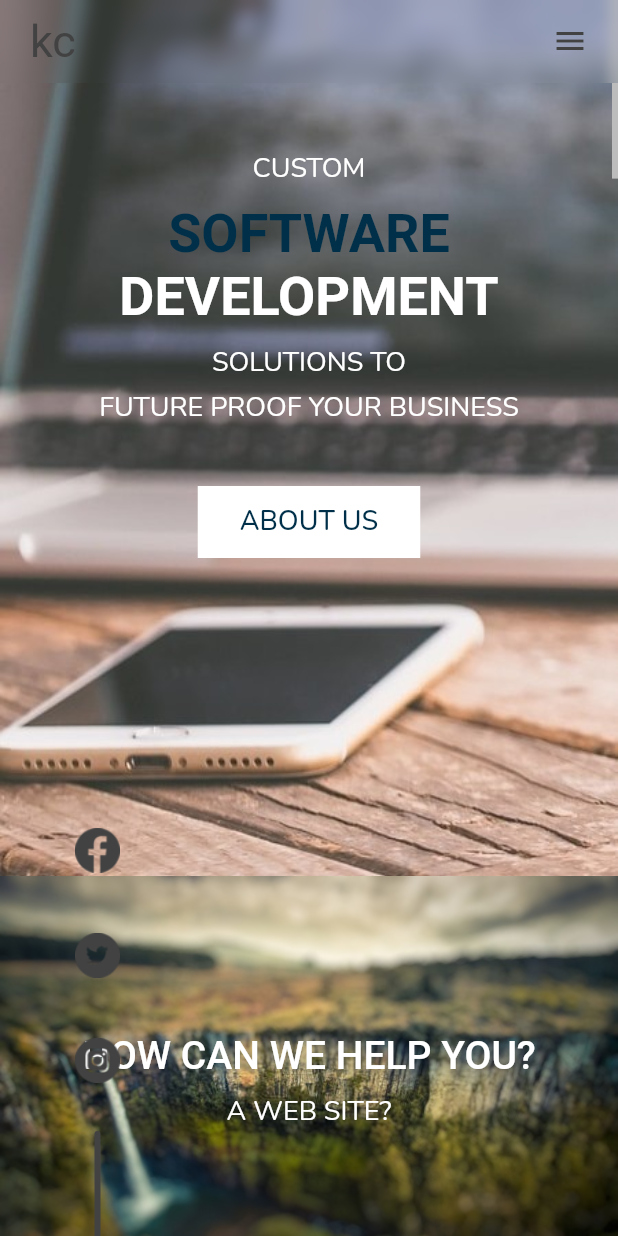
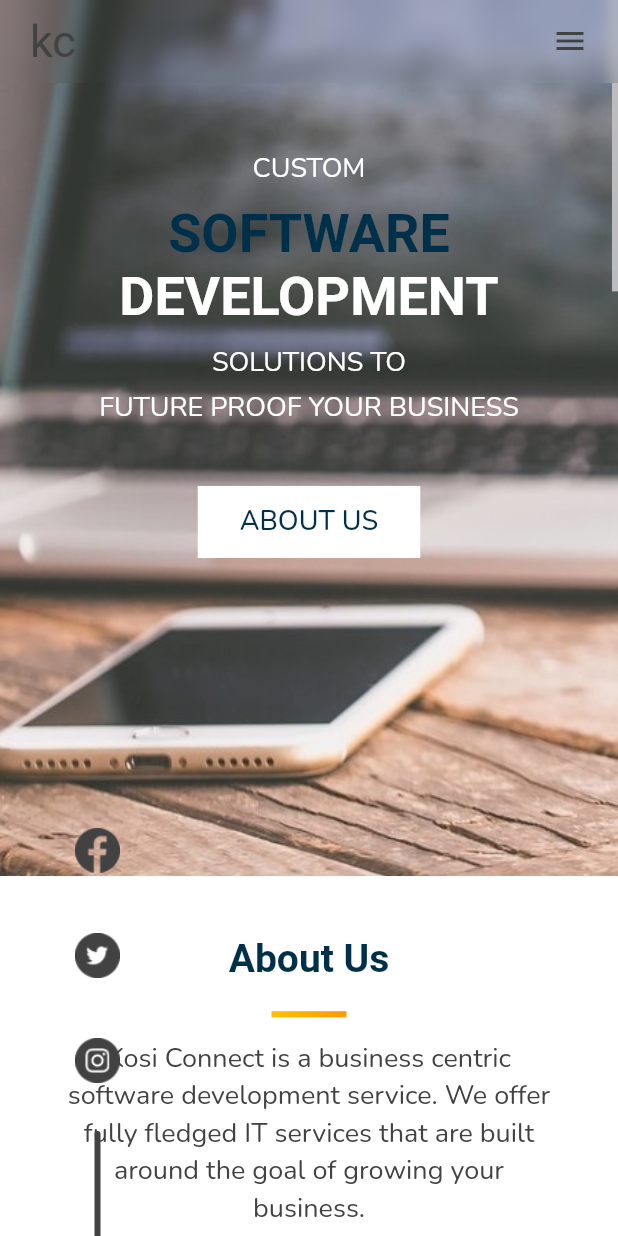
Before and after one commit to ryanemm/kosi_connect, a Flutter app: the LargeScreen screen opened directly, on a phone screen of 412 x 824 dp. Run offline on Flutter 3.47's test engine with Material 2 defaults, Android fonts, the phone set to English and light mode, and no system bars; drawn by our look-alikes of animated_text_kit; our stand-ins replace google_fonts, outline_gradient_button, responsive_framework; missing offline and left inert: assorted_layout_widgets, shape_of_view.

Commit message:
desktop about section

```diff
--- /dev/null
+++ b/lib/Sections/AboutSection/Layouts/mobile_about.dart
@@ -0,0 +1,65 @@
+import 'package:flutter/material.dart';
+import 'package:google_fonts/google_fonts.dart';
+import 'package:kosi_connect/Components/accent_bar_mobile.dart';
+
+class MobileAbout extends StatelessWidget {
+  const MobileAbout({Key? key}) : super(key: key);
+
+  @override
+  Widget build(BuildContext context) {
+    return Container(
+      color: Colors.white,
+      padding: const EdgeInsets.symmetric(vertical: 40, horizontal: 40),
+      child: Column(
+        crossAxisAlignment: CrossAxisAlignment.center,
+        children: [
+          Text(
+            "About Us",
+            textAlign: TextAlign.center,
+            style: GoogleFonts.novaRound(
+              fontSize: 26,
+              fontWeight: FontWeight.w600,
+              color: Color(0xFF003049),
+            ),
+          ),
+          SizedBox(height: 20),
+          AccentBarMobile(),
+          SizedBox(height: 15),
+          Text(
+            "Kosi Connect is a business centric software development service. We offer fully fledged IT services that are built around the goal of growing your business.",
+            style: GoogleFonts.nunito(
+                fontSize: 18,
+                color: Colors.grey[800],
+                fontWeight: FontWeight.w400),
+            textAlign: TextAlign.center,
+          ),
+          SizedBox(height: 15),
+          AccentBarMobile(),
+          SizedBox(height: 50),
+          Text(
+            "Our Mission",
+            style: GoogleFonts.novaRound(
+              fontSize: 26,
+              fontWeight: FontWeight.w600,
+              color: Color(0xFF003049),
+            ),
+          ),
+          SizedBox(height: 20),
+          AccentBarMobile(),
+          SizedBox(height: 15),
+          Text(
+            "We strive to deliver services and products of the highest standard to achieve the ultimate goal of making your business better. Our solutions are built on three principles; efficiency, quality and simplicity.",
+            style: GoogleFonts.nunito(
+              fontSize: 18,
+              color: Colors.grey[800],
+              fontWeight: FontWeight.w400,
+            ),
+            textAlign: TextAlign.center,
+          ),
+          SizedBox(height: 15),
+          AccentBarMobile(),
+        ],
+      ),
+    );
+  }
+}
--- a/lib/Sections/AboutSection/about_section.dart
+++ b/lib/Sections/AboutSection/about_section.dart
@@ -2,64 +2,17 @@ import "package:flutter/material.dart";
 import 'package:kosi_connect/Components/accent_bar_mobile.dart';
 import "package:assorted_layout_widgets/assorted_layout_widgets.dart";
 import 'package:google_fonts/google_fonts.dart';
+import 'package:kosi_connect/Sections/AboutSection/Layouts/desktop_about.dart';
+import 'package:kosi_connect/Sections/AboutSection/Layouts/mobile_about.dart';
+import 'package:kosi_connect/utils/responsiveLayout.dart';
 
 class AboutSection extends StatelessWidget {
   @override
   Widget build(BuildContext context) {
     Size _screenSize = MediaQuery.of(context).size;
-    return Box(
-      color: Colors.white,
-      padding: const EdgeInsets.symmetric(vertical: 40, horizontal: 40),
-      child: Column(
-        crossAxisAlignment: CrossAxisAlignment.center,
-        children: [
-          Text(
-            "About Us",
-            textAlign: TextAlign.center,
-            style: GoogleFonts.novaRound(
-              fontSize: 26,
-              fontWeight: FontWeight.w600,
-              color: Color(0xFF003049),
-            ),
-          ),
-          SizedBox(height: 20),
-          AccentBarMobile(),
-          SizedBox(height: 15),
-          Text(
-            "Kosi Connect is a business centric software development service. We offer fully fledged IT services that are built around the goal of growing your business.",
-            style: GoogleFonts.nunito(
-                fontSize: 18,
-                color: Colors.grey[800],
-                fontWeight: FontWeight.w400),
-            textAlign: TextAlign.center,
-          ),
-          SizedBox(height: 15),
-          AccentBarMobile(),
-          SizedBox(height: 50),
-          Text(
-            "Our Mission",
-            style: GoogleFonts.novaRound(
-              fontSize: 26,
-              fontWeight: FontWeight.w600,
-              color: Color(0xFF003049),
-            ),
-          ),
-          SizedBox(height: 20),
-          AccentBarMobile(),
-          SizedBox(height: 15),
-          Text(
-            "We strive to deliver services and products of the highest standard to achieve the ultimate goal of making your business better. Our solutions are built on three principles; efficiency, quality and simplicity.",
-            style: GoogleFonts.nunito(
-              fontSize: 18,
-              color: Colors.grey[800],
-              fontWeight: FontWeight.w400,
-            ),
-            textAlign: TextAlign.center,
-          ),
-          SizedBox(height: 15),
-          AccentBarMobile(),
-        ],
-      ),
-    );
+    return ResponsiveLayout(
+        largeScreen: DesktopAbout(),
+        mediumScreen: MobileAbout(),
+        smallScreen: MobileAbout());
   }
 }
--- a/lib/home_screen.dart
+++ b/lib/home_screen.dart
@@ -131,7 +131,7 @@ class LargeScreen extends StatelessWidget {
   Widget build(BuildContext context) {
     List<Widget> sectionsDesktop = [
       TopSection(),
-      //AboutSection(),
+      AboutSection(),
       ServiceSection(),
       OurProcess(),
       RecentWork(),
```
Also changed, not shown: lib/Components/flat_button.dart (+8 -10 lines), lib/Sections/AboutSection/Layouts/desktop_about.dart (added, +77 -0 lines), lib/Sections/TopSection/Layouts/desktop_hero_section.dart (+41 -30 lines), assets/images/header_desktop1.jpeg (added), assets/images/header_desktop1.jpg (deleted).
